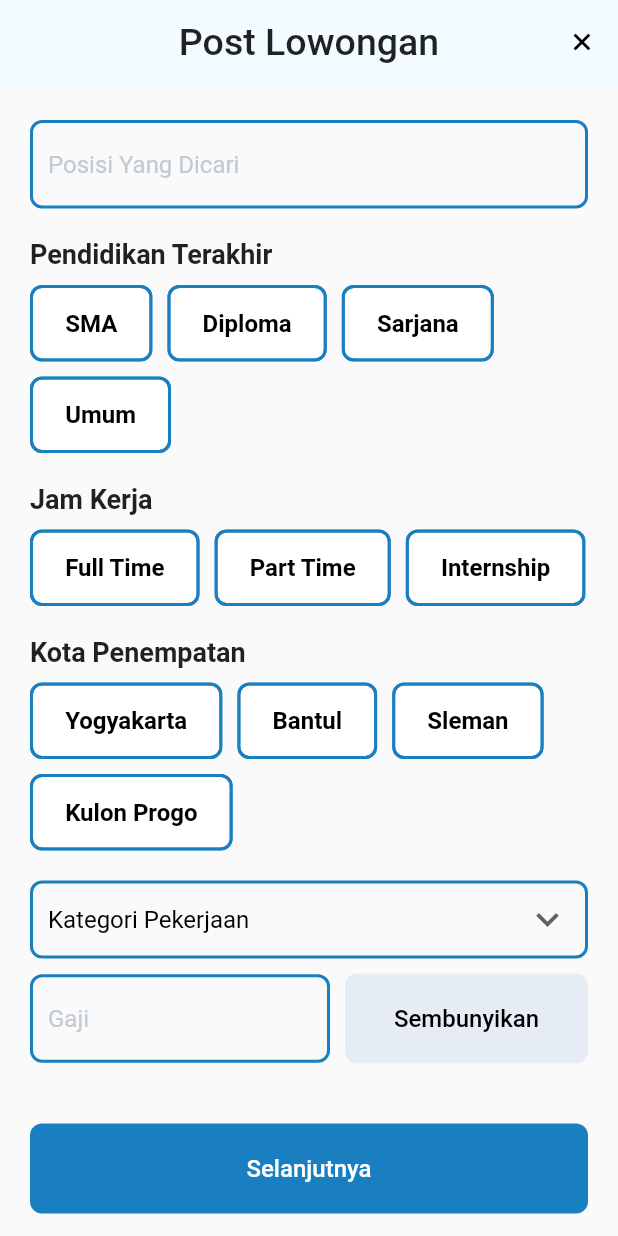
After one commit to FadlyNJ/JogjaCareer, a Flutter app: the PostLowongan screen opened directly, on a phone screen of 412 x 824 dp. The commit adds this screen. Run offline on Flutter 3.47's test engine with Material 2 defaults, Android fonts, the light colour scheme and no system bars; network calls fail.

Commit message:
add post job ui

```diff
--- /dev/null
+++ b/lib/PostLowongan.dart
@@ -0,0 +1,339 @@
+import 'package:flutter/cupertino.dart';
+import 'package:flutter/material.dart';
+import 'package:jogja_career/constant.dart';
+import 'dart:math' as math;
+
+class PostLowongan extends StatefulWidget {
+  @override
+  _LowonganState createState() => _LowonganState();
+}
+
+class _LowonganState extends State<PostLowongan> {
+  String _valCategory;
+  List _myCategory = [
+    "Informasi dan Teknologi",
+    "Bisnis dan Marketing",
+    "Akuntansi",
+    "Keamanan dan Kenyamanan",
+  ];
+
+  @override
+  Widget build(BuildContext context) {
+    return Scaffold(
+      appBar: _appBarAddJob(),
+      body: _addJobBody(),
+    );
+  }
+
+  Widget _addJobBody() {
+    return GestureDetector(
+      onTap: () {
+        FocusManager.instance.primaryFocus.unfocus();
+      },
+      child: ListView(
+        padding: EdgeInsets.only(top: 20, right: 20, left: 20, bottom: 40),
+        physics: BouncingScrollPhysics(),
+        children: [
+          Column(
+            mainAxisAlignment: MainAxisAlignment.start,
+            crossAxisAlignment: CrossAxisAlignment.start,
+            children: [
+              TextField(
+                decoration: InputDecoration(
+                  hintText: ('Posisi Yang Dicari'),
+                  hintStyle: TextStyle(
+                    color: Color(0xffc1cbd6),
+                  ),
+                  enabledBorder: OutlineInputBorder(
+                    borderSide: BorderSide(color: kPrimaryColor, width: 2),
+                    borderRadius: BorderRadius.all(
+                      Radius.circular(8),
+                    ),
+                  ),
+                  focusedBorder: OutlineInputBorder(
+                    borderSide: BorderSide(color: kPrimaryColor, width: 2),
+                    borderRadius: BorderRadius.all(
+                      Radius.circular(8),
+                    ),
+                  ),
+                  errorBorder: OutlineInputBorder(
+                    borderSide: BorderSide(color: Colors.red, width: 2),
+                    borderRadius: BorderRadius.all(
+                      Radius.circular(8),
+                    ),
+                  ),
+                  focusedErrorBorder: OutlineInputBorder(
+                    borderSide: BorderSide(color: Colors.red, width: 2),
+                    borderRadius: BorderRadius.all(
+                      Radius.circular(8),
+                    ),
+                  ),
+                ),
+              ),
+              SizedBox(
+                height: 20,
+              ),
+              Text(
+                'Pendidikan Terakhir',
+                style: TextStyle(
+                  fontSize: 18,
+                  fontWeight: FontWeight.bold,
+                ),
+              ),
+              SizedBox(height: 10),
+              Align(
+                alignment: Alignment.centerLeft,
+                child: Container(
+                  child: Wrap(
+                    spacing: 10.0,
+                    runSpacing: 10.0,
+                    children: [
+                      myFilterChip(chipLabel: 'SMA'),
+                      myFilterChip(chipLabel: 'Diploma'),
+                      myFilterChip(chipLabel: 'Sarjana'),
+                      myFilterChip(chipLabel: 'Umum'),
+                    ],
+                  ),
+                ),
+              ),
+              SizedBox(
+                height: 20,
+              ),
+              Text(
+                'Jam Kerja',
+                style: TextStyle(
+                  fontSize: 18,
+                  fontWeight: FontWeight.bold,
+                ),
+              ),
+              SizedBox(height: 10),
+              Align(
+                alignment: Alignment.centerLeft,
+                child: Container(
+                  child: Wrap(
+                    spacing: 10.0,
+                    runSpacing: 10.0,
+                    children: [
+                      myFilterChip(chipLabel: 'Full Time'),
+                      myFilterChip(chipLabel: 'Part Time'),
+                      myFilterChip(chipLabel: 'Internship'),
+                    ],
+                  ),
+                ),
+              ),
+              SizedBox(
+                height: 20,
+              ),
+              Text(
+                'Kota Penempatan',
+                style: TextStyle(
+                  fontSize: 18,
+                  fontWeight: FontWeight.bold,
+                ),
+              ),
+              SizedBox(height: 10),
+              Align(
+                alignment: Alignment.centerLeft,
+                child: Container(
+                  child: Wrap(
+                    spacing: 10.0,
+                    runSpacing: 10.0,
+                    children: [
+                      myFilterChip(chipLabel: 'Yogyakarta'),
+                      myFilterChip(chipLabel: 'Bantul'),
+                      myFilterChip(chipLabel: 'Sleman'),
+                      myFilterChip(chipLabel: 'Kulon Progo'),
+                    ],
+                  ),
+                ),
+              ),
+              SizedBox(height: 20),
+              Container(
+                padding: EdgeInsets.symmetric(horizontal: 10),
+                width: double.infinity,
+                decoration: BoxDecoration(
+                    border: Border.all(color: kPrimaryColor, width: 2),
+                    borderRadius: BorderRadius.all(Radius.circular(8))),
+                child: DropdownButton(
+                  isExpanded: true,
+                  underline: SizedBox(),
+                  hint: Text(
+                    "Kategori Pekerjaan",
+                    style: TextStyle(color: Colors.black),
+                  ),
+                  value: _valCategory,
+                  icon: Icon(Icons.keyboard_arrow_down),
+                  iconSize: 30,
+                  items: _myCategory.map((value) {
+                    return DropdownMenuItem(
+                      child: Text(value),
+                      value: value,
+                    );
+                  }).toList(),
+                  onChanged: (value) {
+                    setState(() {
+                      _valCategory = value;
+                    });
+                  },
+                ),
+              ),
+              SizedBox(height: 10),
+              Row(
+                children: [
+                  Container(
+                    width: 200,
+                    child: TextField(
+                      decoration: InputDecoration(
+                        hintText: ('Gaji'),
+                        hintStyle: TextStyle(
+                          color: Color(0xffc1cbd6),
+                        ),
+                        enabledBorder: OutlineInputBorder(
+                          borderSide:
+                              BorderSide(color: kPrimaryColor, width: 2),
+                          borderRadius: BorderRadius.all(
+                            Radius.circular(8),
+                          ),
+                        ),
+                        focusedBorder: OutlineInputBorder(
+                          borderSide:
+                              BorderSide(color: kPrimaryColor, width: 2),
+                          borderRadius: BorderRadius.all(
+                            Radius.circular(8),
+                          ),
+                        ),
+                        errorBorder: OutlineInputBorder(
+                          borderSide: BorderSide(color: Colors.red, width: 2),
+                          borderRadius: BorderRadius.all(
+                            Radius.circular(8),
+                          ),
+                        ),
+                        focusedErrorBorder: OutlineInputBorder(
+                          borderSide: BorderSide(color: Colors.red, width: 2),
+                          borderRadius: BorderRadius.all(
+                            Radius.circular(8),
+                          ),
+                        ),
+                      ),
+                    ),
+                  ),
+                  Flexible(
+                    child: Container(
+                      height: 60,
+                      width: double.infinity,
+                      margin: EdgeInsets.only(left: 10),
+                      decoration: BoxDecoration(
+                        color: Color(0xffe6ecf4),
+                        borderRadius: BorderRadius.all(Radius.circular(8)),
+                      ),
+                      child: TextButton(
+                        onPressed: onPressed,
+                        child: Text(
+                          'Sembunyikan',
+                          style: TextStyle(
+                            color: Colors.black,
+                            fontSize: 16,
+                          ),
+                        ),
+                      ),
+                    ),
+                  )
+                ],
+              ),
+              SizedBox(height: 40),
+              Container(
+                height: 60,
+                width: double.infinity,
+                decoration: BoxDecoration(
+                  color: kPrimaryColor,
+                  borderRadius: BorderRadius.all(Radius.circular(8)),
+                ),
+                child: TextButton(
+                  onPressed: onPressed,
+                  child: Text(
+                    'Selanjutnya',
+                    style: TextStyle(
+                      color: Colors.white,
+                      fontSize: 16,
+                    ),
+                  ),
+                ),
+              ),
+            ],
+          ),
+        ],
+      ),
+    );
+  }
+
+  Widget _appBarAddJob() {
+    return PreferredSize(
+      preferredSize: Size.fromHeight(60),
+      child: AppBar(
+        elevation: 0,
+        centerTitle: true,
+        backgroundColor: kAppbarColor,
+        automaticallyImplyLeading: false,
+        title: Text('Post Lowongan',
+            style: TextStyle(
+              fontSize: 25,
+            )),
+        actions: [
+          Transform.rotate(
+            angle: 45 * math.pi / 180,
+            child: IconButton(
+                icon: Icon(Icons.add),
+                tooltip: ('Close'),
+                onPressed: Navigator.of(context).pop),
+          ),
+        ],
+      ),
+    );
+  }
+
+  void onPressed() {}
+}
+
+class myFilterChip extends StatefulWidget {
+  final String chipLabel;
+
+  myFilterChip({Key key, this.chipLabel}) : super(key: key);
+
+  @override
+  _myFilterChipState createState() => _myFilterChipState();
+}
+
+class _myFilterChipState extends State<myFilterChip> {
+  var _isSelected = false;
+
+  @override
+  Widget build(BuildContext context) {
+    return FilterChip(
+      label: Container(
+        padding: EdgeInsets.all(10),
+        child: Text(widget.chipLabel),
+      ),
+      shadowColor: Colors.transparent,
+      selectedShadowColor: Colors.transparent,
+      labelStyle: TextStyle(
+          color: _isSelected ? Colors.white : Colors.black,
+          fontSize: 16.0,
+          fontWeight: FontWeight.bold),
+      selected: _isSelected,
+      shape: RoundedRectangleBorder(
+        borderRadius: BorderRadius.circular(8.0),
+      ),
+      side: BorderSide(
+        color: kPrimaryColor,
+        width: 2,
+      ),
+      selectedColor: kPrimaryColor,
+      backgroundColor: Colors.white,
+      onSelected: (isSelected) {
+        setState(() {
+          _isSelected = isSelected;
+        });
+      },
+    );
+  }
+}
--- a/lib/main.dart
+++ b/lib/main.dart
@@ -1,10 +1,17 @@
+import 'package:flutter/cupertino.dart';
 import 'package:flutter/material.dart';
 import 'NotifikasiCard.dart';
 import 'CandidateCard.dart';
 import 'constant.dart';
+import 'package:jogja_career/PostLowongan.dart';
 import 'dart:math' as math;
 
 void main() => runApp(MyApp());
+
+class Home extends StatefulWidget {
+  @override
+  _HomeState createState() => _HomeState();
+}
 
 class MyApp extends StatelessWidget {
   @override
@@ -168,31 +175,6 @@ class _HomeState extends State<Home> {
     );
   }
 
-  Widget _appBarAddJob() {
-    return PreferredSize(
-      preferredSize: Size.fromHeight(60),
-      child: AppBar(
-        elevation: 0,
-        centerTitle: true,
-        backgroundColor: kAppbarColor,
-        automaticallyImplyLeading: false,
-        title: Text('Post Lowongan',
-            style: TextStyle(
-              fontSize: 25,
-            )),
-        actions: [
-          Transform.rotate(
-            angle: 45 * math.pi / 180,
-            child: IconButton(
-                icon: Icon(Icons.add),
-                tooltip: ('Close'),
-                onPressed: Navigator.of(context).pop),
-          ),
-        ],
-      ),
-    );
-  }
-
   Widget _fabAddJob() {
     return Container(
       margin: const EdgeInsets.only(bottom: kDefaultPadding * 0.9),
@@ -338,12 +320,9 @@ class _HomeState extends State<Home> {
 
   void _addJob() {
     Navigator.of(context).push(
-      MaterialPageRoute<void>(
+      MaterialPageRoute(
         builder: (BuildContext context) {
-          return Scaffold(
-            appBar: _appBarAddJob(),
-            body: _body(),
-          );
+          return PostLowongan();
         },
       ),
     );
@@ -355,8 +334,3 @@ class _HomeState extends State<Home> {
 
   void _onPressed() {}
 }
-
-class Home extends StatefulWidget {
-  @override
-  _HomeState createState() => _HomeState();
-}
```
